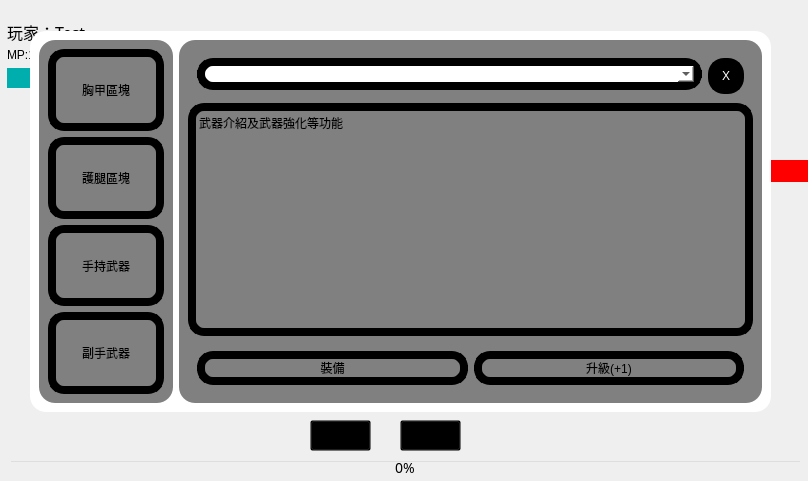
Above: ui_test_project.ui from jonny030/RPG before the change. Below: the same form after it.
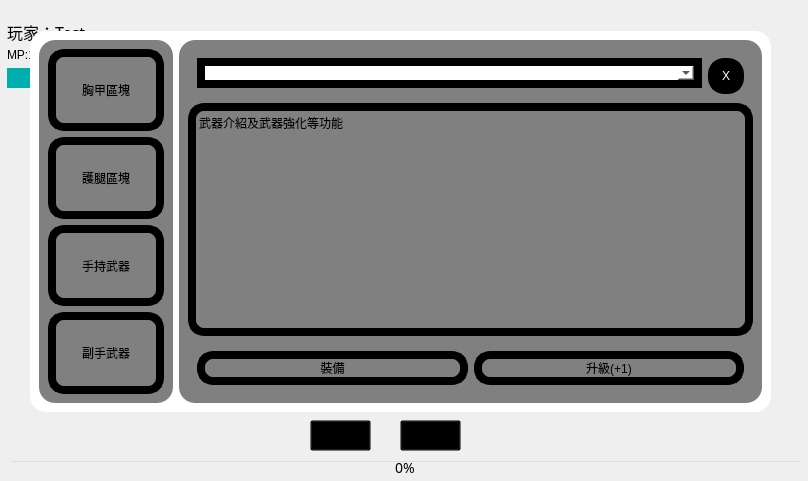
That is the form after the change. Icons and pictures are not drawn.

Patch:
```diff
--- a/ui_test_project.ui
+++ b/ui_test_project.ui
@@ -267,10 +267,10 @@
      </item>
     </layout>
    </widget>
-   <widget class="QWidget" name="gridLayoutWidget_2">
+   <widget class="QFrame" name="gridFrame_2">
     <property name="geometry">
      <rect>
-      <x>590</x>
+      <x>553</x>
       <y>160</y>
       <width>218</width>
       <height>231</height>
@@ -536,7 +536,7 @@
              <property name="minimumSize">
               <size>
                <width>0</width>
-               <height>32</height>
+               <height>0</height>
               </size>
              </property>
              <property name="maximumSize">
@@ -549,11 +549,18 @@
               <cursorShape>PointingHandCursor</cursorShape>
              </property>
              <property name="styleSheet">
-              <string notr="true">background:white;
-border:3px solid black;
-border-width:8px;
-border-radius:16px;
-</string>
+              <string notr="true">QComboBox {
+	background:white;
+	border:3px solid black !important;
+	border-width:8px;
+	border-radius:16px;
+	padding-left:8px;
+}
+
+QComboBox:first {
+	border-radius:16px !important;
+	background:white !important;
+}</string>
              </property>
             </widget>
            </item>
```
Left out of the diff: 6 changed lines with no effect on the pictures.
